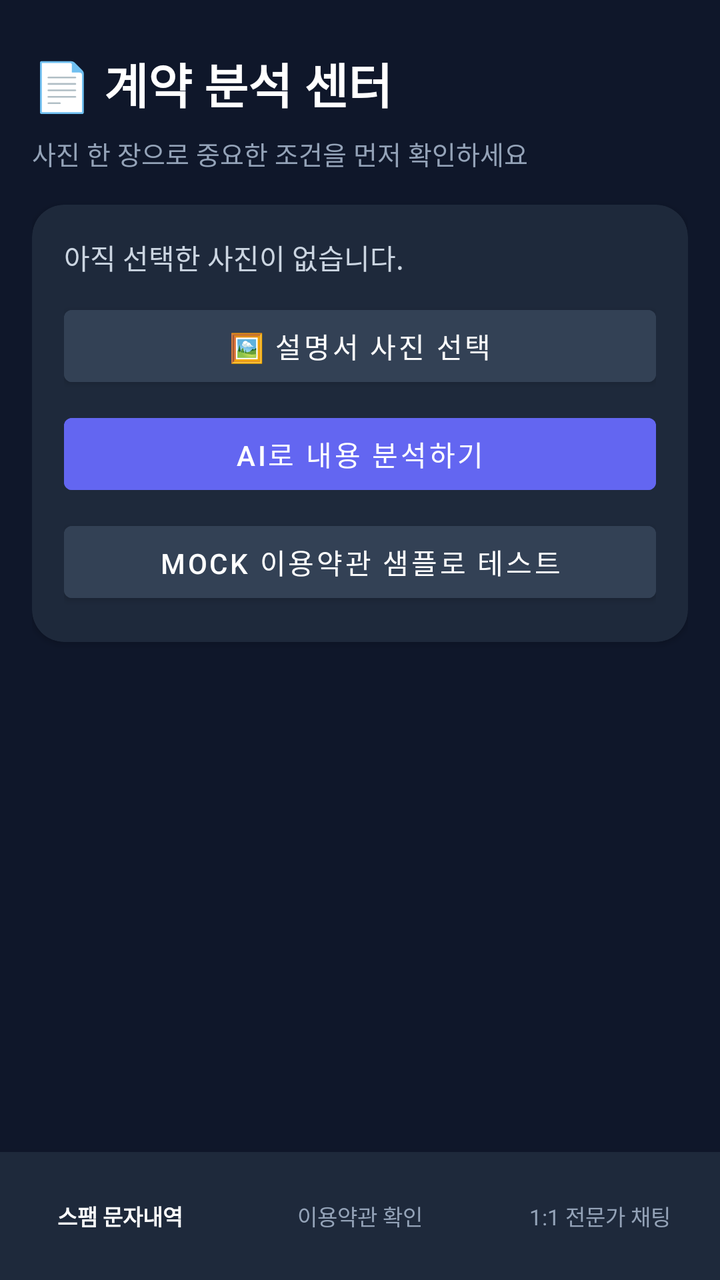
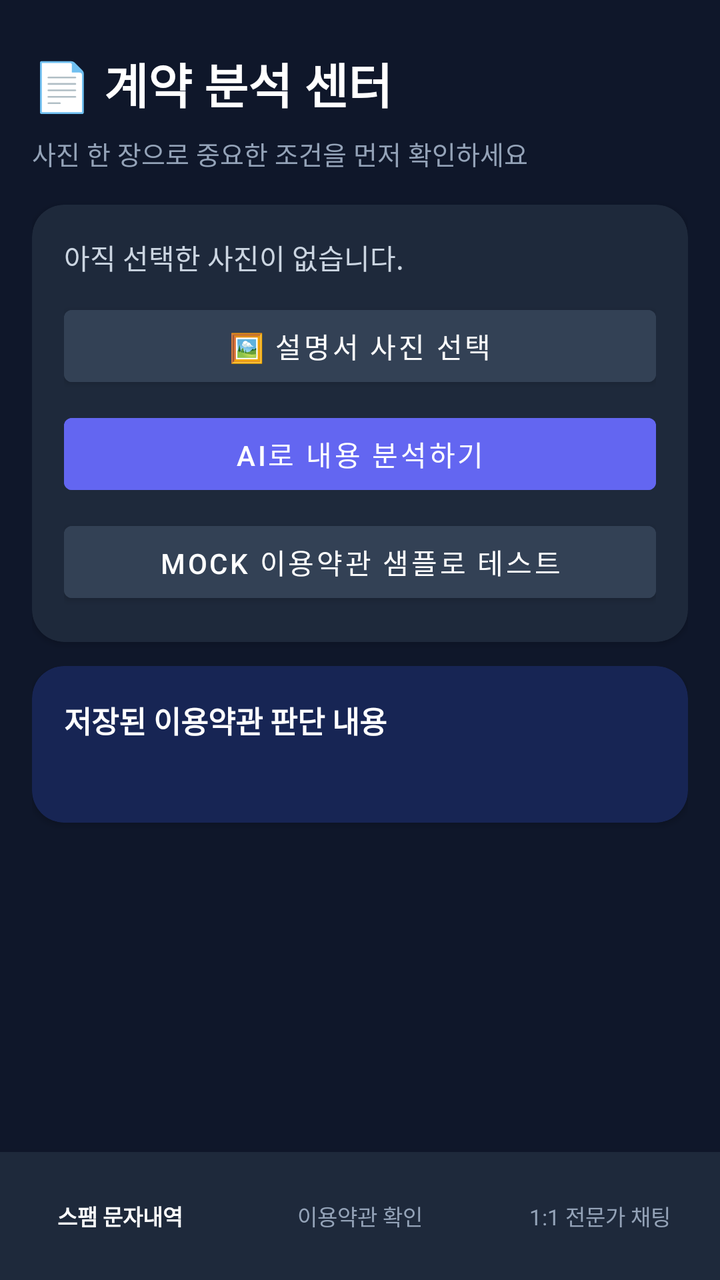

Compare the two renders of this Android layout. The source of the first and the diff that turns it into the second are given below.
<!-- AndroidManifest.xml: application theme Theme.MaterialComponents.DayNight.NoActionBar -->
<!-- res/layout/activity_contract_analysis.xml -->
<?xml version="1.0" encoding="utf-8"?>
<LinearLayout xmlns:android="http://schemas.android.com/apk/res/android"
    xmlns:app="http://schemas.android.com/apk/res-auto"
    android:layout_width="match_parent"
    android:layout_height="match_parent"
    android:background="#0F172A"
    android:orientation="vertical">

<ScrollView
    android:layout_width="match_parent"
    android:layout_height="0dp"
    android:layout_weight="1"
    android:fillViewport="true">

    <LinearLayout
        android:layout_width="match_parent"
        android:layout_height="wrap_content"
        android:orientation="vertical"
        android:padding="16dp">

        <TextView
            android:layout_width="match_parent"
            android:layout_height="wrap_content"
            android:paddingVertical="8dp"
            android:text="📄 계약 분석 센터"
            android:textColor="#FFFFFF"
            android:textSize="24sp"
            android:textStyle="bold" />

        <TextView
            android:layout_width="match_parent"
            android:layout_height="wrap_content"
            android:text="사진 한 장으로 중요한 조건을 먼저 확인하세요"
            android:textColor="#94A3B8"
            android:textSize="13sp" />

        <androidx.cardview.widget.CardView
            android:layout_width="match_parent"
            android:layout_height="wrap_content"
            android:layout_marginTop="16dp"
            app:cardBackgroundColor="#1E293B"
            app:cardCornerRadius="16dp">

            <LinearLayout
                android:layout_width="match_parent"
                android:layout_height="wrap_content"
                android:orientation="vertical"
                android:padding="16dp">

                <TextView
                    android:id="@+id/tvSelectedDocument"
                    android:layout_width="match_parent"
                    android:layout_height="wrap_content"
                    android:text="아직 선택한 사진이 없습니다."
                    android:textColor="#CBD5E1"
                    android:textSize="14sp" />

                <Button
                    android:id="@+id/btnSelectDocument"
                    android:layout_width="match_parent"
                    android:layout_height="wrap_content"
                    android:layout_marginTop="10dp"
                    android:backgroundTint="#334155"
                    android:text="🖼️ 설명서 사진 선택"
                    android:textColor="#FFFFFF" />

                <Button
                    android:id="@+id/btnAnalyzeDocument"
                    android:layout_width="match_parent"
                    android:layout_height="wrap_content"
                    android:layout_marginTop="6dp"
                    android:backgroundTint="#6366F1"
                    android:enabled="false"
                    android:text="AI로 내용 분석하기"
                    android:textColor="#FFFFFF" />

                <Button
                    android:id="@+id/btnMockTerms"
                    android:layout_width="match_parent"
                    android:layout_height="wrap_content"
                    android:layout_marginTop="6dp"
                    android:backgroundTint="#334155"
                    android:text="Mock 이용약관 샘플로 테스트"
                    android:textColor="#FFFFFF" />
            </LinearLayout>
        </androidx.cardview.widget.CardView>

        <androidx.cardview.widget.CardView
            android:id="@+id/cardAnalysisResult"
            android:layout_width="match_parent"
            android:layout_height="wrap_content"
            android:layout_marginTop="12dp"
            android:visibility="gone"
            app:cardBackgroundColor="#1E293B"
            app:cardCornerRadius="16dp">

            <LinearLayout
                android:layout_width="match_parent"
                android:layout_height="wrap_content"
                android:orientation="vertical"
                android:padding="16dp">

                <TextView
                    android:id="@+id/tvDocumentScore"
                    android:layout_width="match_parent"
                    android:layout_height="wrap_content"
                    android:textColor="#FBBF24"
                    android:textSize="22sp"
                    android:textStyle="bold" />

                <TextView
                    android:id="@+id/tvDocumentSummary"
                    android:layout_width="match_parent"
                    android:layout_height="wrap_content"
                    android:layout_marginTop="10dp"
                    android:textColor="#E2E8F0"
                    android:textSize="14sp" />

                <TextView
                    android:id="@+id/tvDocumentRisks"
                    android:layout_width="match_parent"
                    android:layout_height="wrap_content"
                    android:layout_marginTop="12dp"
                    android:textColor="#CBD5E1"
                    android:textSize="13sp" />

                <TextView
                    android:id="@+id/tvDocumentRecommendations"
                    android:layout_width="match_parent"
                    android:layout_height="wrap_content"
                    android:layout_marginTop="12dp"
                    android:textColor="#A7F3D0"
                    android:textSize="13sp" />
            </LinearLayout>
        </androidx.cardview.widget.CardView>

        <androidx.cardview.widget.CardView
            android:id="@+id/cardConsultant"
            android:layout_width="match_parent"
            android:layout_height="wrap_content"
            android:layout_marginTop="12dp"
            android:visibility="gone"
            app:cardBackgroundColor="#312E81"
            app:cardCornerRadius="16dp">

            <LinearLayout
                android:layout_width="match_parent"
                android:layout_height="wrap_content"
                android:orientation="vertical"
                android:padding="16dp">

                <TextView
                    android:layout_width="match_parent"
                    android:layout_height="wrap_content"
                    android:text="전문가와 1:1로 비교 상담"
                    android:textColor="#FFFFFF"
                    android:textSize="15sp"
                    android:textStyle="bold" />

                <TextView
                    android:layout_width="match_parent"
                    android:layout_height="wrap_content"
                    android:layout_marginTop="4dp"
                    android:text="여러 상품의 보장·수수료·해지 조건을 함께 비교할 상담사를 유료로 매칭합니다."
                    android:textColor="#C7D2FE"
                    android:textSize="12sp" />

                <Button
                    android:id="@+id/btnConsultant"
                    android:layout_width="match_parent"
                    android:layout_height="wrap_content"
                    android:layout_marginTop="10dp"
                    android:backgroundTint="#FBBF24"
                    android:text="유료 1:1 상담사 매칭 신청"
                    android:textColor="#1E1B4B" />
            </LinearLayout>
        </androidx.cardview.widget.CardView>
    </LinearLayout>
</ScrollView>

<include layout="@layout/include_bottom_navigation" />
</LinearLayout>
<!-- res/layout/include_bottom_navigation.xml (included above) -->
<?xml version="1.0" encoding="utf-8"?>
<LinearLayout xmlns:android="http://schemas.android.com/apk/res/android"
    android:id="@+id/bottomNavigation"
    android:layout_width="match_parent"
    android:layout_height="wrap_content"
    android:background="#1E293B"
    android:orientation="horizontal"
    android:elevation="8dp"
    android:paddingTop="4dp"
    android:paddingBottom="4dp">

    <TextView
        android:id="@+id/navSpamLogs"
        android:layout_width="0dp"
        android:layout_height="56dp"
        android:layout_weight="1"
        android:background="?attr/selectableItemBackgroundBorderless"
        android:gravity="center"
        android:paddingHorizontal="4dp"
        android:text="스팸 문자내역"
        android:textColor="#FFFFFF"
        android:textSize="11sp"
        android:textStyle="bold" />

    <TextView
        android:id="@+id/navTerms"
        android:layout_width="0dp"
        android:layout_height="56dp"
        android:layout_weight="1"
        android:background="?attr/selectableItemBackgroundBorderless"
        android:gravity="center"
        android:paddingHorizontal="4dp"
        android:text="이용약관 확인"
        android:textColor="#94A3B8"
        android:textSize="11sp" />

    <TextView
        android:id="@+id/navExpertChat"
        android:layout_width="0dp"
        android:layout_height="56dp"
        android:layout_weight="1"
        android:background="?attr/selectableItemBackgroundBorderless"
        android:gravity="center"
        android:paddingHorizontal="4dp"
        android:text="1:1 전문가 채팅"
        android:textColor="#94A3B8"
        android:textSize="11sp" />
</LinearLayout>
<!-- resources referenced by this layout -->
<resources>

</resources>

<!-- the commit's change to res/layout/activity_contract_analysis.xml (unified diff, before → after) -->
@@ -135,6 +135,37 @@
         </androidx.cardview.widget.CardView>
 
         <androidx.cardview.widget.CardView
+            android:layout_width="match_parent"
+            android:layout_height="wrap_content"
+            android:layout_marginTop="12dp"
+            app:cardBackgroundColor="#172554"
+            app:cardCornerRadius="16dp">
+
+            <LinearLayout
+                android:layout_width="match_parent"
+                android:layout_height="wrap_content"
+                android:orientation="vertical"
+                android:padding="16dp">
+
+                <TextView
+                    android:layout_width="match_parent"
+                    android:layout_height="wrap_content"
+                    android:text="저장된 이용약관 판단 내용"
+                    android:textColor="#FFFFFF"
+                    android:textSize="15sp"
+                    android:textStyle="bold" />
+
+                <TextView
+                    android:id="@+id/tvSavedHistory"
+                    android:layout_width="match_parent"
+                    android:layout_height="wrap_content"
+                    android:layout_marginTop="8dp"
+                    android:textColor="#CBD5E1"
+                    android:textSize="12sp" />
+            </LinearLayout>
+        </androidx.cardview.widget.CardView>
+
+        <androidx.cardview.widget.CardView
             android:id="@+id/cardConsultant"
             android:layout_width="match_parent"
             android:layout_height="wrap_content"
@@ -150,6 +181,7 @@
                 android:padding="16dp">
 
                 <TextView
+                    android:id="@+id/tvPremiumLock"
                     android:layout_width="match_parent"
                     android:layout_height="wrap_content"
                     android:text="전문가와 1:1로 비교 상담"
@@ -164,6 +196,15 @@
                     android:text="여러 상품의 보장·수수료·해지 조건을 함께 비교할 상담사를 유료로 매칭합니다."
                     android:textColor="#C7D2FE"
                     android:textSize="12sp" />
+
+                <Button
+                    android:id="@+id/btnUnlockPremium"
+                    android:layout_width="match_parent"
+                    android:layout_height="wrap_content"
+                    android:layout_marginTop="8dp"
+                    android:backgroundTint="#475569"
+                    android:text="🔒 결제 후 더 나은 대안 서비스 확인"
+                    android:textColor="#FFFFFF" />
 
                 <Button
                     android:id="@+id/btnConsultant"
